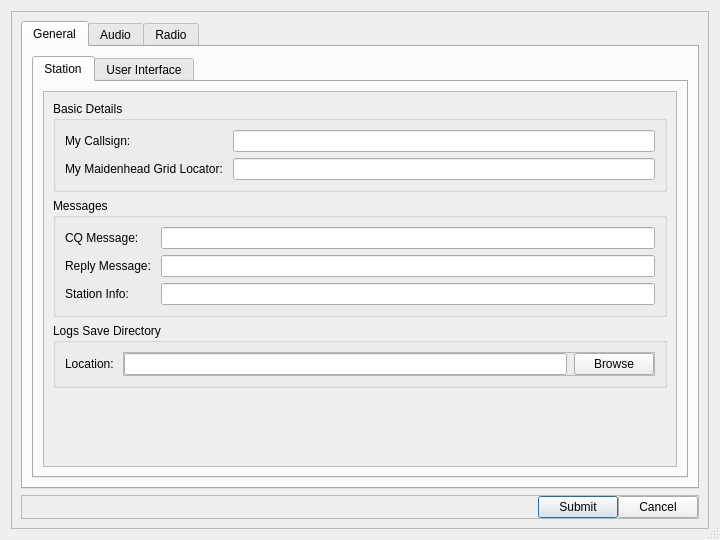
Before: the Qt Designer form src/ui/dialogsettings.ui in GekkoFyre/small-world-deluxe, drawn with Qt 5.
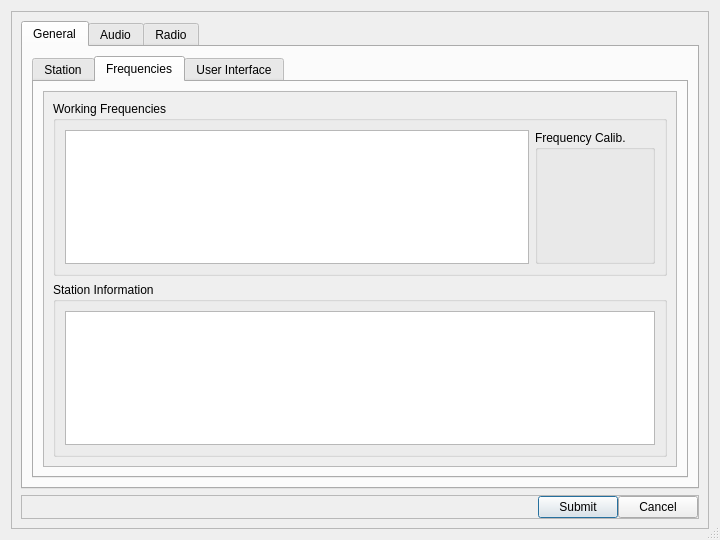
After: the same form once the commit is applied. The open tabs and pages were chosen to show the change.

Commit message: * Slowly adding the ability to modify and create your own, custom frequencies while being able to document their use and curate them given enough development time invested.

```diff
--- a/src/ui/dialogsettings.ui
+++ b/src/ui/dialogsettings.ui
@@ -122,8 +122,8 @@
                      <rect>
                       <x>0</x>
                       <y>0</y>
-                      <width>632</width>
-                      <height>370</height>
+                      <width>595</width>
+                      <height>364</height>
                      </rect>
                     </property>
                     <property name="sizePolicy">
@@ -281,6 +281,69 @@
                  </item>
                 </layout>
                </widget>
+               <widget class="QWidget" name="tab_general_ui_radio_freqs">
+                <attribute name="title">
+                 <string>Frequencies</string>
+                </attribute>
+                <layout class="QVBoxLayout" name="verticalLayout_11">
+                 <item>
+                  <widget class="QScrollArea" name="scrollArea_ui_radio_freqs">
+                   <property name="frameShadow">
+                    <enum>QFrame::Plain</enum>
+                   </property>
+                   <property name="horizontalScrollBarPolicy">
+                    <enum>Qt::ScrollBarAlwaysOff</enum>
+                   </property>
+                   <property name="widgetResizable">
+                    <bool>true</bool>
+                   </property>
+                   <widget class="QWidget" name="scrollAreaWidgetContents_ui_radio_freqs">
+                    <property name="geometry">
+                     <rect>
+                      <x>0</x>
+                      <y>0</y>
+                      <width>616</width>
+                      <height>353</height>
+                     </rect>
+                    </property>
+                    <layout class="QVBoxLayout" name="verticalLayout_20">
+                     <item>
+                      <widget class="QGroupBox" name="groupBox_working_freqs">
+                       <property name="title">
+                        <string>Working Frequencies</string>
+                       </property>
+                       <layout class="QHBoxLayout" name="horizontalLayout_2">
+                        <item>
+                         <widget class="QTableWidget" name="tableWidget_working_freqs"/>
+                        </item>
+                        <item>
+                         <widget class="QGroupBox" name="groupBox_freq_calibration">
+                          <property name="title">
+                           <string>Frequency Calib.</string>
+                          </property>
+                         </widget>
+                        </item>
+                       </layout>
+                      </widget>
+                     </item>
+                     <item>
+                      <widget class="QGroupBox" name="groupBox_station_info_freqs">
+                       <property name="title">
+                        <string>Station Information</string>
+                       </property>
+                       <layout class="QVBoxLayout" name="verticalLayout_37">
+                        <item>
+                         <widget class="QTableWidget" name="tableWidget_station_info"/>
+                        </item>
+                       </layout>
+                      </widget>
+                     </item>
+                    </layout>
+                   </widget>
+                  </widget>
+                 </item>
+                </layout>
+               </widget>
                <widget class="QWidget" name="tab_general_app_ui">
                 <attribute name="title">
                  <string>User Interface</string>
```
Left out of the diff: 16 changed lines with no effect on the pictures. The commit also changes 3 other files.
